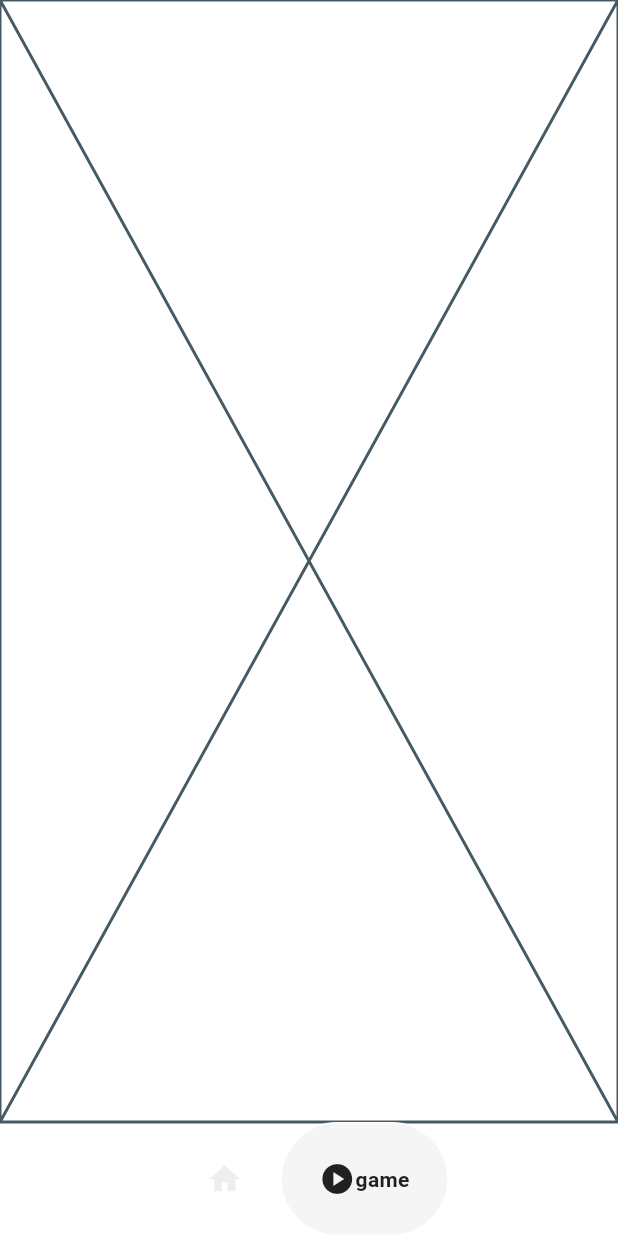
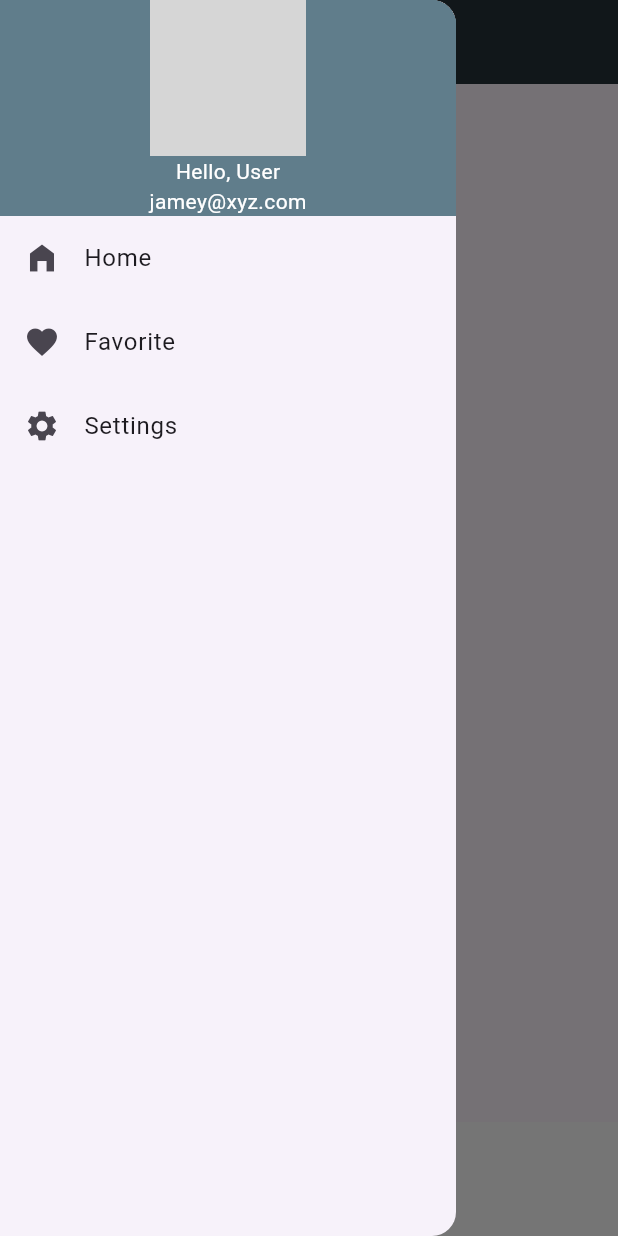
Before and after one commit to AdityaBaxla/doodle_n_learn, a Flutter app: the HomePage screen opened directly, item 2 of the bottom bar chosen, with the side drawer open (before the commit the screen has no drawer), on a phone screen of 412 x 824 dp. Run offline on Flutter 3.47's test engine with Material 3 defaults, Android fonts, the phone set to English and light mode, and no system bars; drawn by our look-alikes of google_nav_bar; network calls fail; grey boxes are pictures that could not be loaded.

Commit message:
sidebar v1

```diff
--- /dev/null
+++ b/lib/components/side_bar.dart
@@ -0,0 +1,53 @@
+import 'package:flutter/material.dart';
+
+class SideBar extends StatelessWidget {
+  const SideBar({super.key});
+
+  @override
+  Widget build(BuildContext context) {
+    Widget buildHeader(BuildContext context) => Container(
+          color: Colors.blueGrey,
+          padding: EdgeInsets.only(top: MediaQuery.of(context).padding.top),
+          child: const Column(
+            children: [
+              CircleAvatar(
+                radius: 52,
+                backgroundImage: NetworkImage(
+                    'https://toppng.com/uploads/preview/donna-picarro-dummy-avatar-115633298255iautrofxa.png'),
+              ),
+              Text('Hello, User', style: TextStyle(color: Colors.white)),
+              Text('jamey@xyz.com', style: TextStyle(color: Colors.white))
+            ],
+          ),
+        );
+    Widget buildMenuItems(BuildContext context) => Column(
+          children: [
+            ListTile(
+              leading: const Icon(Icons.home_filled),
+              title: const Text('Home'),
+              onTap: () {},
+            ),
+            ListTile(
+              leading: const Icon(Icons.favorite),
+              title: const Text('Favorite'),
+              onTap: () {},
+            ),
+            ListTile(
+              leading: const Icon(Icons.settings),
+              title: const Text('Settings'),
+              onTap: () {},
+            )
+          ],
+        );
+    return Drawer(
+        child: SingleChildScrollView(
+      child: Column(
+        crossAxisAlignment: CrossAxisAlignment.stretch,
+        children: <Widget>[
+          buildHeader(context),
+          buildMenuItems(context),
+        ],
+      ),
+    ));
+  }
+}
--- a/lib/pages/game_page.dart
+++ b/lib/pages/game_page.dart
@@ -10,6 +10,8 @@ class GamePage extends StatefulWidget {
 class _GamePageState extends State<GamePage> {
   @override
   Widget build(BuildContext context) {
-    return const Placeholder();
+    return const Scaffold(
+      body: Center(child: Text('Game area')),
+    );
   }
 }
--- a/lib/pages/home_page.dart
+++ b/lib/pages/home_page.dart
@@ -1,4 +1,5 @@
 import 'package:doodle_n_learn/components/bottom_nav_bar.dart';
+import 'package:doodle_n_learn/components/side_bar.dart';
 import 'package:doodle_n_learn/pages/game_page.dart';
 import 'package:doodle_n_learn/pages/shop_page.dart';
 import 'package:flutter/material.dart';
@@ -27,10 +28,19 @@ class _HomePageState extends State<HomePage> {
   Widget build(BuildContext context) {
     return Scaffold(
       backgroundColor: Colors.white,
+      appBar: AppBar(
+        title: const Text(
+          "Doodle n Learn",
+          style: TextStyle(color: Colors.white),
+        ),
+        backgroundColor: Colors.blueGrey[900],
+        foregroundColor: Colors.white,
+      ),
       bottomNavigationBar: MyBottomNavBar(
         onTabChange: (index) => navigateBottomBar(index),
       ),
       body: _pages[_selectedIndex],
+      drawer: const SideBar(),
     );
   }
 }
--- a/lib/pages/intro_page.dart
+++ b/lib/pages/intro_page.dart
@@ -53,7 +53,7 @@ class IntroPage extends StatelessWidget {
                     color: Colors.grey[900],
                     borderRadius: BorderRadius.circular(12),
                   ),
-                  padding: EdgeInsets.all(25),
+                  padding: const EdgeInsets.all(25),
                   child: const Center(
                     child: Text(
                       'Start Learning',
```
